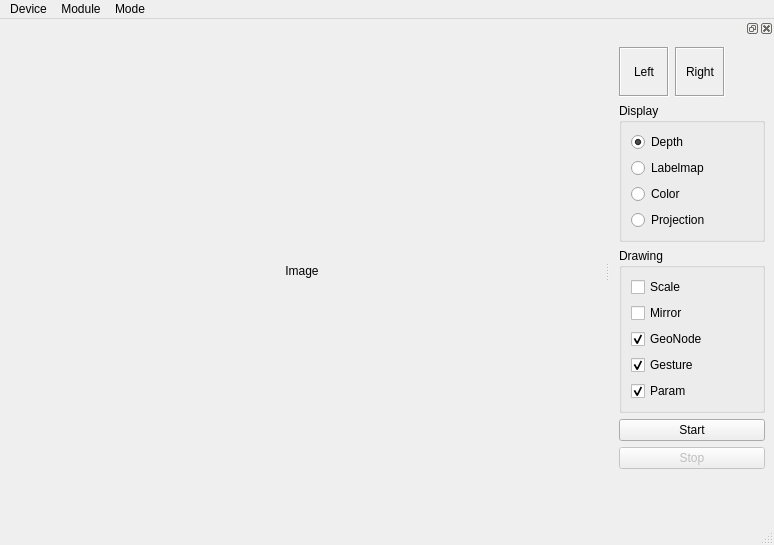
hiveground-ros-package/intel_perceptual_server, file src/main_window.ui: the form before one commit.
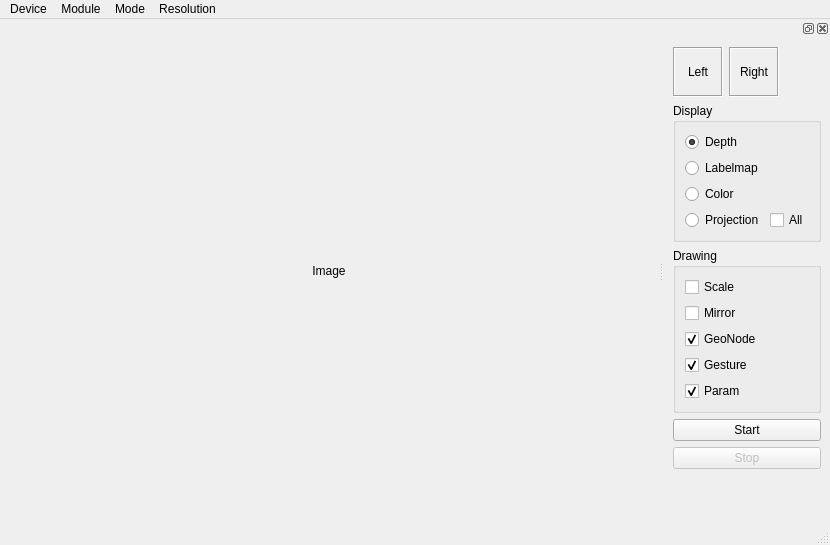
The form after the commit. Icons and pictures are not drawn.

Commit message: fix memory leak in projection and labelmap mode

Diff of the .ui file:
```diff
--- a/src/main_window.ui
+++ b/src/main_window.ui
@@ -6,7 +6,7 @@
    <rect>
     <x>0</x>
     <y>0</y>
-    <width>774</width>
+    <width>819</width>
     <height>545</height>
    </rect>
   </property>
@@ -21,6 +21,12 @@
    <layout class="QGridLayout" name="gridLayout">
     <item row="0" column="1">
      <widget class="QLabel" name="labelImageDisplay">
+      <property name="minimumSize">
+       <size>
+        <width>640</width>
+        <height>480</height>
+       </size>
+      </property>
       <property name="text">
        <string>Image</string>
       </property>
@@ -36,7 +42,7 @@
     <rect>
      <x>0</x>
      <y>0</y>
-     <width>774</width>
+     <width>819</width>
      <height>24</height>
     </rect>
    </property>
@@ -58,15 +64,24 @@
     <addaction name="actionPlayback"/>
     <addaction name="actionRecord"/>
    </widget>
+   <widget class="QMenu" name="menuResolution">
+    <property name="title">
+     <string>Resolution</string>
+    </property>
+    <addaction name="action640x360"/>
+    <addaction name="action640x480"/>
+    <addaction name="action1280x720"/>
+   </widget>
    <addaction name="menuDevice"/>
    <addaction name="menuModule"/>
    <addaction name="menuMode"/>
+   <addaction name="menuResolution"/>
   </widget>
   <widget class="QStatusBar" name="statusbar"/>
   <widget class="QDockWidget" name="dockWidget">
    <property name="minimumSize">
     <size>
-     <width>132</width>
+     <width>157</width>
      <height>452</height>
     </size>
    </property>
@@ -167,11 +182,22 @@
          </widget>
         </item>
         <item>
-         <widget class="QRadioButton" name="radioButtonDisplayProjection">
-          <property name="text">
-           <string>Projection</string>
-          </property>
-         </widget>
+         <layout class="QHBoxLayout" name="horizontalLayout_2">
+          <item>
+           <widget class="QRadioButton" name="radioButtonDisplayProjection">
+            <property name="text">
+             <string>Projection</string>
+            </property>
+           </widget>
+          </item>
+          <item>
+           <widget class="QCheckBox" name="checkBoxProjectAll">
+            <property name="text">
+             <string>All</string>
+            </property>
+           </widget>
+          </item>
+         </layout>
         </item>
        </layout>
       </widget>
```
Left out of the diff: 27 changed lines with no effect on the pictures. The commit also changes 2 other files.
